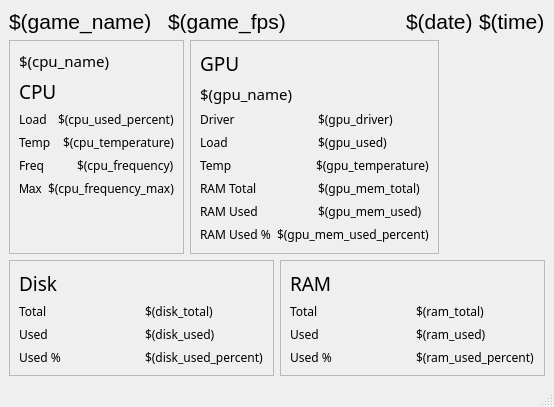
Above: src/statsgui.ui from yuckify/headsup before the change. Below: the same form after it.
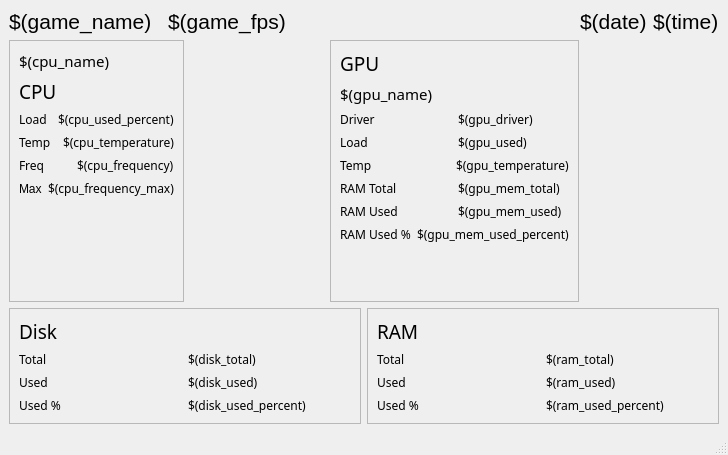
That is the form after the change. Custom widgets are drawn as their Qt base class.

Commit message: rename dial display to dial meter started work on horizontal bar meter game name/fps check if the fps exists now to make sure its still running

What changed in the file:
```diff
--- a/src/statsgui.ui
+++ b/src/statsgui.ui
@@ -6,8 +6,8 @@
    <rect>
     <x>0</x>
     <y>0</y>
-    <width>553</width>
-    <height>407</height>
+    <width>728</width>
+    <height>455</height>
    </rect>
   </property>
   <property name="font">
@@ -245,6 +245,60 @@
         </layout>
        </widget>
       </item>
+      <item>
+       <layout class="QVBoxLayout" name="verticalLayout_7">
+        <item>
+         <widget class="dial_meter" name="widget_2" native="true">
+          <property name="enabled">
+           <bool>true</bool>
+          </property>
+          <property name="accessibleName">
+           <string/>
+          </property>
+          <property name="accessibleDescription">
+           <string/>
+          </property>
+          <property name="title" stdset="0">
+           <string>Load</string>
+          </property>
+          <property name="format" stdset="0">
+           <string>$(cpu_used_percent)%</string>
+          </property>
+          <property name="min" stdset="0">
+           <number>0</number>
+          </property>
+          <property name="max" stdset="0">
+           <number>100</number>
+          </property>
+         </widget>
+        </item>
+        <item>
+         <widget class="dial_meter" name="widget" native="true">
+          <property name="toolTip">
+           <string/>
+          </property>
+          <property name="accessibleName">
+           <string/>
+          </property>
+          <property name="accessibleDescription">
+           <string/>
+          </property>
+          <property name="title" stdset="0">
+           <string>Temp</string>
+          </property>
+          <property name="format" stdset="0">
+           <string>$(cpu_temperature)C</string>
+          </property>
+          <property name="min" stdset="0">
+           <number>30</number>
+          </property>
+          <property name="max" stdset="0">
+           <number>100</number>
+          </property>
+         </widget>
+        </item>
+       </layout>
+      </item>
       <item>
        <widget class="QFrame" name="frame_2">
         <property name="frameShape">
@@ -410,7 +464,10 @@
       <item>
        <layout class="QVBoxLayout" name="verticalLayout_6">
         <item>
-         <widget class="dial_display" name="gpu_used_dial" native="true">
+         <widget class="dial_meter" name="gpu_used_dial" native="true">
+          <property name="enabled">
+           <bool>true</bool>
+          </property>
           <property name="minimumSize">
            <size>
             <width>100</width>
@@ -418,18 +475,33 @@
            </size>
           </property>
           <property name="accessibleName">
-           <string>Load</string>
+           <string/>
           </property>
           <property name="accessibleDescription">
-           <string>$(gpu_used)%</string>
+           <string/>
           </property>
           <property name="accessibleIdentifier">
            <string/>
           </property>
+          <property name="title" stdset="0">
+           <string>Load</string>
+          </property>
+          <property name="format" stdset="0">
+           <string>$(gpu_used)%</string>
+          </property>
+          <property name="min" stdset="0">
+           <number>0</number>
+          </property>
+          <property name="max" stdset="0">
+           <number>100</number>
+          </property>
          </widget>
         </item>
         <item>
-         <widget class="dial_display" name="gpu_temperature_dial" native="true">
+         <widget class="dial_meter" name="gpu_temperature_dial" native="true">
+          <property name="enabled">
+           <bool>true</bool>
+          </property>
           <property name="minimumSize">
            <size>
             <width>100</width>
@@ -437,11 +509,23 @@
            </size>
           </property>
           <property name="accessibleName">
-           <string>Temp</string>
+           <string/>
           </property>
           <property name="accessibleDescription">
+           <string/>
+          </property>
+          <property name="title" stdset="0">
+           <string>Temp</string>
+          </property>
+          <property name="format" stdset="0">
            <string>$(gpu_temperature)C</string>
           </property>
+          <property name="min" stdset="0">
+           <number>30</number>
+          </property>
+          <property name="max" stdset="0">
+           <number>100</number>
+          </property>
          </widget>
         </item>
        </layout>
@@ -452,6 +536,12 @@
      <layout class="QHBoxLayout" name="horizontalLayout_19">
       <item>
        <widget class="QFrame" name="frame_3">
+        <property name="sizePolicy">
+         <sizepolicy hsizetype="Preferred" vsizetype="Minimum">
+          <horstretch>0</horstretch>
+          <verstretch>0</verstretch>
+         </sizepolicy>
+        </property>
         <property name="frameShape">
          <enum>QFrame::Shape::StyledPanel</enum>
         </property>
@@ -534,6 +624,12 @@
       </item>
       <item>
        <widget class="QFrame" name="frame_4">
+        <property name="sizePolicy">
+         <sizepolicy hsizetype="Preferred" vsizetype="Minimum">
+          <horstretch>0</horstretch>
+          <verstretch>0</verstretch>
+         </sizepolicy>
+        </property>
         <property name="frameShape">
          <enum>QFrame::Shape::StyledPanel</enum>
         </property>
@@ -622,9 +718,9 @@
  </widget>
  <customwidgets>
   <customwidget>
-   <class>dial_display</class>
+   <class>dial_meter</class>
    <extends>QWidget</extends>
-   <header>dial_display</header>
+   <header>dial_meter</header>
    <container>1</container>
   </customwidget>
  </customwidgets>
```
The commit also changes 3 other files.
